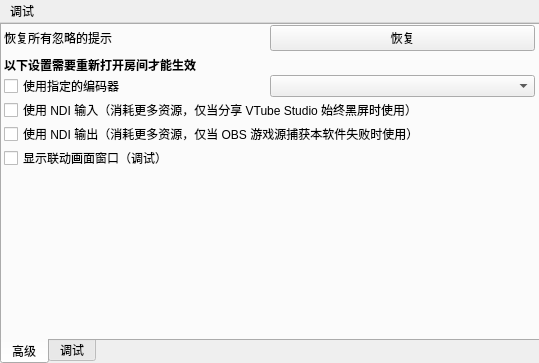
First picture: the form in ui/windows/settingwindow.ui, repository reitovo/vlink-client, before the edit.
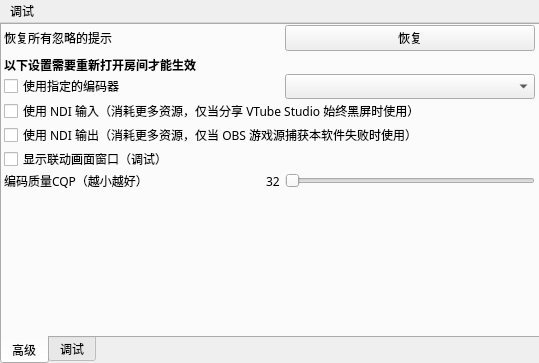
Second picture: the form after the edit.

Patch:
```diff
--- a/ui/windows/settingwindow.ui
+++ b/ui/windows/settingwindow.ui
@@ -23,6 +23,11 @@
       <height>341</height>
      </rect>
     </property>
+    <property name="font">
+     <font>
+      <family>MiSans</family>
+     </font>
+    </property>
     <property name="tabPosition">
      <enum>QTabWidget::South</enum>
     </property>
@@ -61,8 +66,33 @@
            </property>
           </widget>
          </item>
+         <item>
+          <spacer name="horizontalSpacer_3">
+           <property name="orientation">
+            <enum>Qt::Horizontal</enum>
+           </property>
+           <property name="sizeHint" stdset="0">
+            <size>
+             <width>40</width>
+             <height>20</height>
+            </size>
+           </property>
+          </spacer>
+         </item>
          <item>
           <widget class="QPushButton" name="restoreIgnored">
+           <property name="sizePolicy">
+            <sizepolicy hsizetype="Preferred" vsizetype="Fixed">
+             <horstretch>0</horstretch>
+             <verstretch>0</verstretch>
+            </sizepolicy>
+           </property>
+           <property name="minimumSize">
+            <size>
+             <width>250</width>
+             <height>0</height>
+            </size>
+           </property>
            <property name="text">
             <string>恢复</string>
            </property>
@@ -108,7 +138,33 @@
           </widget>
          </item>
          <item>
-          <widget class="QComboBox" name="encoders"/>
+          <spacer name="horizontalSpacer_2">
+           <property name="orientation">
+            <enum>Qt::Horizontal</enum>
+           </property>
+           <property name="sizeHint" stdset="0">
+            <size>
+             <width>40</width>
+             <height>20</height>
+            </size>
+           </property>
+          </spacer>
+         </item>
+         <item>
+          <widget class="QComboBox" name="encoders">
+           <property name="sizePolicy">
+            <sizepolicy hsizetype="Preferred" vsizetype="Fixed">
+             <horstretch>0</horstretch>
+             <verstretch>0</verstretch>
+            </sizepolicy>
+           </property>
+           <property name="minimumSize">
+            <size>
+             <width>250</width>
+             <height>0</height>
+            </size>
+           </property>
+          </widget>
          </item>
         </layout>
        </item>
@@ -133,6 +189,75 @@
          </property>
         </widget>
        </item>
+       <item>
+        <layout class="QHBoxLayout" name="horizontalLayout_3">
+         <item>
+          <widget class="QLabel" name="label_3">
+           <property name="text">
+            <string>编码质量CQP（越小越好）</string>
+           </property>
+          </widget>
+         </item>
+         <item>
+          <spacer name="horizontalSpacer">
+           <property name="orientation">
+            <enum>Qt::Horizontal</enum>
+           </property>
+           <property name="sizeType">
+            <enum>QSizePolicy::Expanding</enum>
+           </property>
+           <property name="sizeHint" stdset="0">
+            <size>
+             <width>40</width>
+             <height>20</height>
+            </size>
+           </property>
+          </spacer>
+         </item>
+         <item>
+          <widget class="QLabel" name="avCQPValue">
+           <property name="text">
+            <string>32</string>
+           </property>
+          </widget>
+         </item>
+         <item>
+          <spacer name="horizontalSpacer_4">
+           <property name="orientation">
+            <enum>Qt::Horizontal</enum>
+           </property>
+           <property name="sizeType">
+            <enum>QSizePolicy::Fixed</enum>
+           </property>
+           <property name="sizeHint" stdset="0">
+            <size>
+             <width>5</width>
+             <height>20</height>
+            </size>
+           </property>
+          </spacer>
+         </item>
+         <item>
+          <widget class="QSlider" name="avCQP">
+           <property name="minimumSize">
+            <size>
+             <width>250</width>
+             <height>0</height>
+            </size>
+           </property>
+           <property name="minimum">
+            <number>10</number>
+           </property>
+           <property name="maximum">
+            <number>50</number>
+           </property>
+           <property name="orientation">
+            <enum>Qt::Horizontal</enum>
+           </property>
+          </widget>
+         </item>
+        </layout>
+       </item>
        <item>
         <spacer name="verticalSpacer">
          <property name="orientation">
```
Left out of the diff: 3 changed lines with no effect on the pictures.
